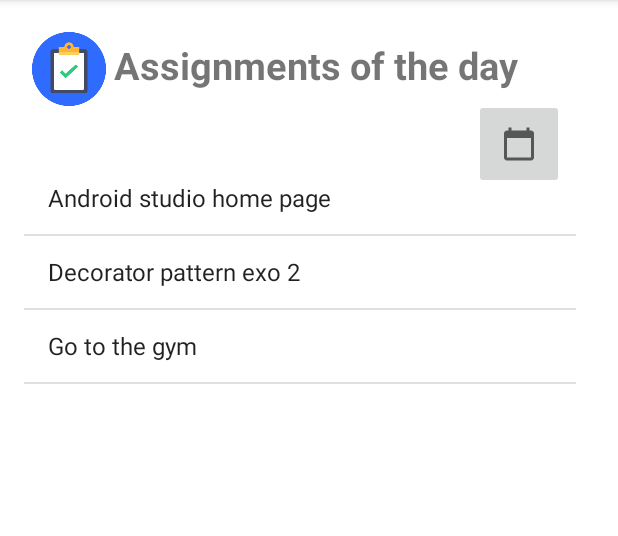
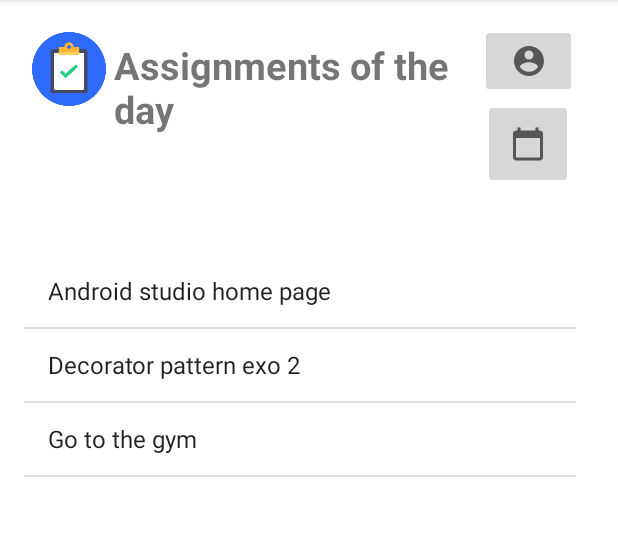
Before and after one commit to CristianaLima/Assigment, an Android app: the Home screen opened directly, with no data from a screen before it, on a phone screen of 412 x 824 dp, the part 84-620 px from its top. Run offline under Robolectric (Android 15) with nearby library versions, the phone set to English and light mode, and no system bars.

Commit message:
Profile button, beginning of profile page

```diff
--- a/app/src/main/java/com/example/assigmentemiliecristiana/Home.java
+++ b/app/src/main/java/com/example/assigmentemiliecristiana/Home.java
@@ -32,7 +32,8 @@
     super.onCreate(savedInstanceState);
     setContentView(R.layout.activity_home);
 
-    ImageButton calendar_button = (ImageButton) findViewById(R.id.calendar_img_button);
+    ImageButton calendar_button = (ImageButton) findViewById(R.id.date_button);
+    ImageButton profile_button = (ImageButton) findViewById(R.id.profile_button);
     date_view =(TextView) findViewById(R.id.date_view);
     listView = (ListView) findViewById(R.id.home_list);
 
@@ -50,6 +51,14 @@
     listView.setAdapter(arrayAdapter);
 
 
+    profile_button.setOnClickListener(new View.OnClickListener() {
+        @Override
+        public void onClick(View view) {
+            startActivity(new Intent(Home.this, MyProfile.class));
+
+        }
+    });
+
     calendar_button.setOnClickListener(new View.OnClickListener() {
         public void onClick(View view) {
             {
@@ -60,6 +69,7 @@
             }
         }
     });
+
 
     setListener = new DatePickerDialog.OnDateSetListener() {
         @Override
--- a/app/src/main/res/drawable/ic_baseline_account_circle_24.xml
+++ b/app/src/main/res/drawable/ic_baseline_account_circle_24.xml
@@ -1,5 +1,10 @@
-<vector android:height="24dp" android:tint="#010C4F"
-    android:viewportHeight="24" android:viewportWidth="24"
-    android:width="24dp" xmlns:android="http://schemas.android.com/apk/res/android">
-    <path android:fillColor="@android:color/white" android:pathData="M12,2C6.48,2 2,6.48 2,12s4.48,10 10,10 10,-4.48 10,-10S17.52,2 12,2zM12,5c1.66,0 3,1.34 3,3s-1.34,3 -3,3 -3,-1.34 -3,-3 1.34,-3 3,-3zM12,19.2c-2.5,0 -4.71,-1.28 -6,-3.22 0.03,-1.99 4,-3.08 6,-3.08 1.99,0 5.97,1.09 6,3.08 -1.29,1.94 -3.5,3.22 -6,3.22z"/>
+<vector xmlns:android="http://schemas.android.com/apk/res/android"
+    android:width="24dp"
+    android:height="24dp"
+    android:viewportWidth="24"
+    android:viewportHeight="24"
+    android:tint="?attr/colorControlNormal">
+  <path
+      android:fillColor="@android:color/white"
+      android:pathData="M12,2C6.48,2 2,6.48 2,12s4.48,10 10,10 10,-4.48 10,-10S17.52,2 12,2zM12,5c1.66,0 3,1.34 3,3s-1.34,3 -3,3 -3,-1.34 -3,-3 1.34,-3 3,-3zM12,19.2c-2.5,0 -4.71,-1.28 -6,-3.22 0.03,-1.99 4,-3.08 6,-3.08 1.99,0 5.97,1.09 6,3.08 -1.29,1.94 -3.5,3.22 -6,3.22z"/>
 </vector>
--- a/app/src/main/res/layout/activity_home.xml
+++ b/app/src/main/res/layout/activity_home.xml
@@ -14,7 +14,7 @@
 
     <TextView
         android:id="@+id/homepage_title"
-        android:layout_width="match_parent"
+        android:layout_width="240dp"
         android:layout_height="wrap_content"
         android:layout_centerInParent="false"
         android:layout_marginStart="60dp"
@@ -25,31 +25,46 @@
         android:textSize="25dp"
         android:textStyle="bold" />
 
+
+    <ImageButton
+        android:id="@+id/date_button"
+        android:layout_width="60dp"
+        android:layout_height="60dp"
+        android:layout_alignParentEnd="true"
+        android:layout_marginLeft="300dp"
+        android:layout_marginTop="50dp"
+        android:layout_marginEnd="14dp"
+        android:padding="5dp"
+        android:src="@drawable/ic_baseline_calendar_today_24" />
+
     <TextView
         android:id="@+id/homepage_date"
-        android:layout_width="match_parent"
-        android:layout_height="wrap_content"
+        android:layout_width="171dp"
+        android:layout_height="39dp"
         android:layout_below="@id/icon"
         android:layout_marginStart="5dp"
-        android:layout_marginTop="5dp"
-        android:layout_marginEnd="5dp"
+        android:layout_marginTop="29dp"
         android:layout_marginBottom="5dp"
         android:textSize="15dp"
         android:textStyle="bold" />
-
-    <ImageButton
-        android:id="@+id/calendar_img_button"
-        android:layout_width="60dp"
-        android:layout_height="60dp"
-        android:layout_marginLeft="300dp"
-        android:layout_marginTop="50dp"
-        android:padding="5dp"
-        android:src="@drawable/ic_baseline_calendar_today_24" />
-
 
     <ListView
         android:id="@+id/home_list"
         android:layout_width="368dp"
         android:layout_height="715dp"
-        android:layout_below="@id/homepage_date" />
+        android:layout_below="@id/homepage_date"
+        android:layout_marginTop="20dp" />
+
+    <ImageButton
+        android:id="@+id/profile_button"
+        android:layout_width="80dp"
+        android:layout_height="49dp"
+        android:layout_alignParentStart="true"
+        android:layout_alignParentTop="true"
+        android:layout_alignParentEnd="true"
+        android:layout_marginStart="304dp"
+        android:layout_marginTop="0dp"
+        android:layout_marginEnd="11dp"
+        android:padding="20dp"
+        android:src="@drawable/ic_baseline_account_circle_24" />
 </RelativeLayout>
```
Also changed, not shown: app/src/main/java/com/example/assigmentemiliecristiana/CalendarPage.java (+8 -48 lines), app/src/main/java/com/example/assigmentemiliecristiana/MyProfile.java (added, +17 -0 lines), app/src/main/res/layout/activity_myprofile.xml (added, +103 -0 lines).
